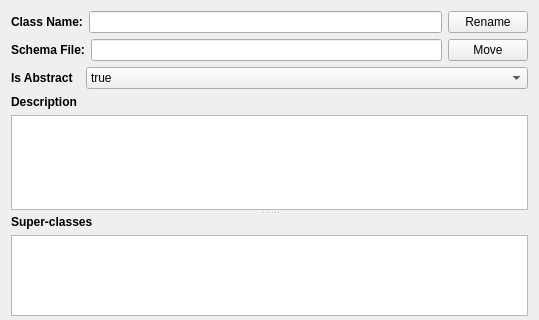
Old version of the form ui/SchemaClassEditor.ui in the repository DUNE-DAQ/dbe; both pictures show x 0 to 539 and y 0 to 320 of the 539 by 920 pixel window.
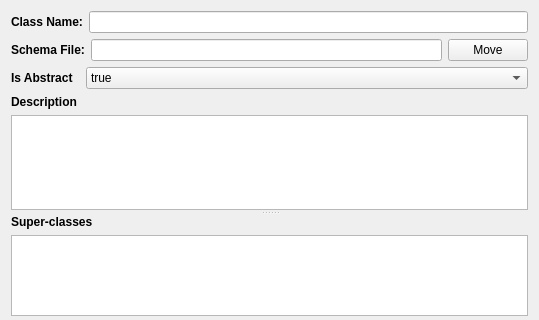
New version of the form.

Commit message: Remove rename button as not going to be supported in near future

```diff
--- a/ui/SchemaClassEditor.ui
+++ b/ui/SchemaClassEditor.ui
@@ -39,13 +39,6 @@
        </property>
       </widget>
      </item>
-     <item>
-      <widget class="QPushButton" name="renameButton">
-       <property name="text">
-        <string>Rename</string>
-       </property>
-      </widget>
-     </item>
     </layout>
    </item>
    <item>
```
The commit also changes 1 other file.
